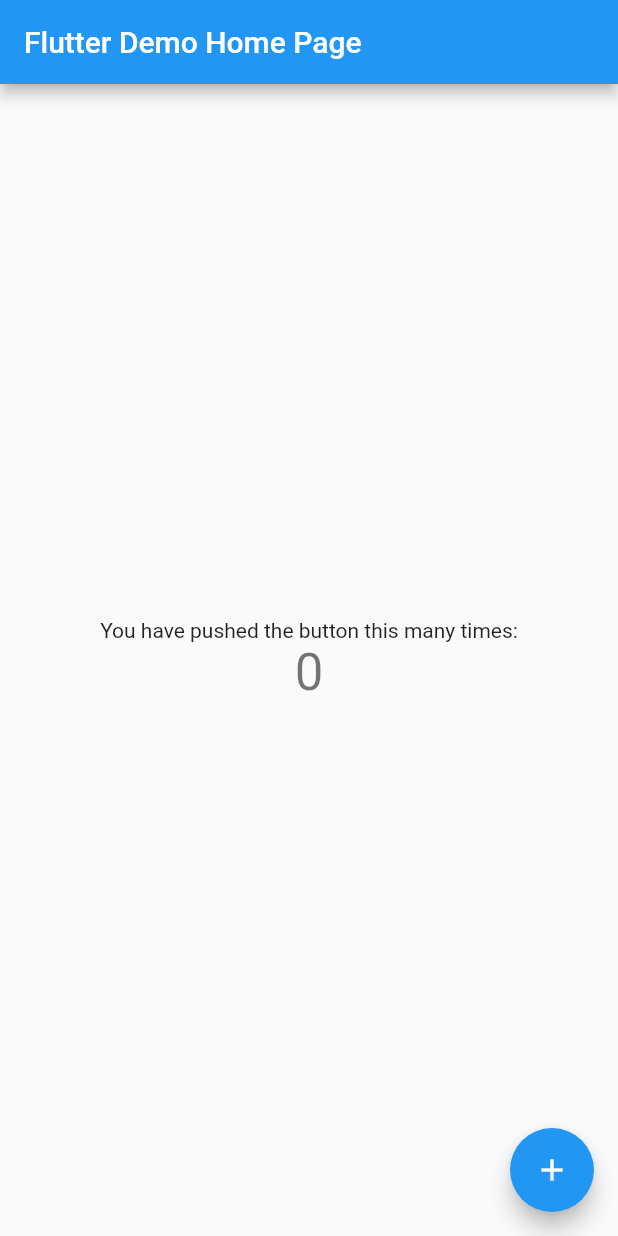
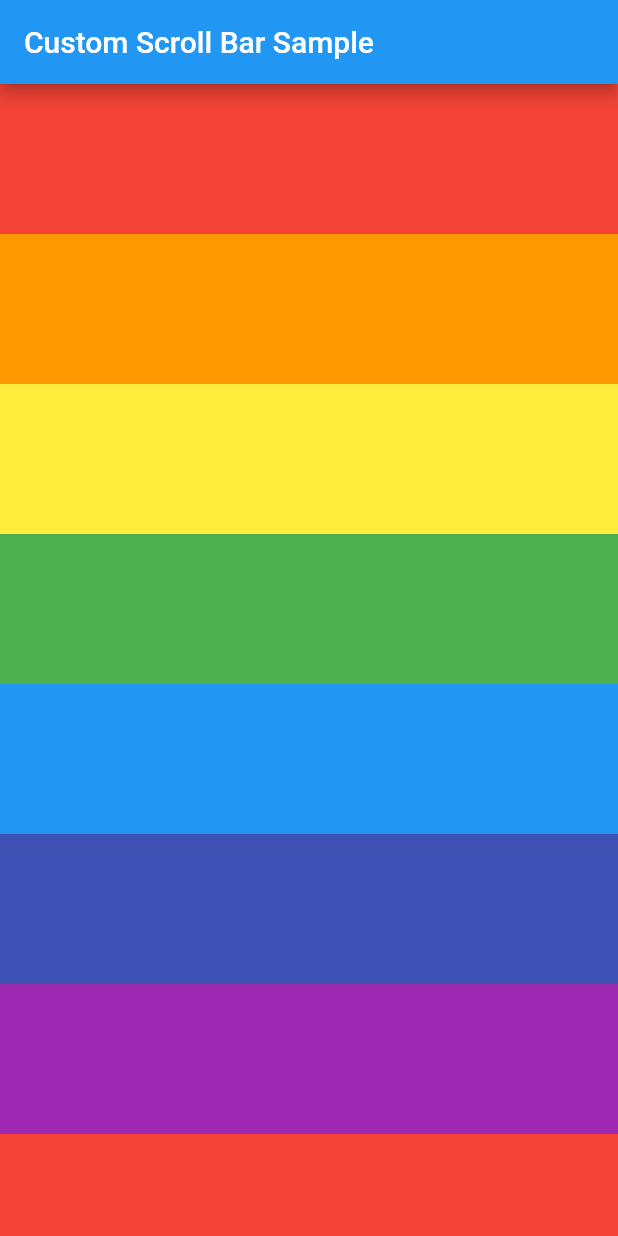
Before and after one commit to naipaka/custom_scroll_bar, a Flutter app: the screen it shows after launch, on a phone screen of 412 x 824 dp. Run offline on Flutter 3.47's test engine with Material 2 defaults, Android fonts, the phone set to English and light mode, and no system bars.

Commit message:
ScrollableなWidgetを追加

```diff
--- /dev/null
+++ b/lib/constants.dart
@@ -0,0 +1,11 @@
+import 'package:flutter/material.dart';
+
+const colors = [
+  Colors.red,
+  Colors.orange,
+  Colors.yellow,
+  Colors.green,
+  Colors.blue,
+  Colors.indigo,
+  Colors.purple,
+];
--- a/lib/my_app.dart
+++ b/lib/my_app.dart
@@ -6,11 +6,11 @@
   @override
   Widget build(BuildContext context) {
     return MaterialApp(
-      title: 'Flutter Demo',
+      title: 'Custom Scroll Bar Sample',
       theme: ThemeData(
         primarySwatch: Colors.blue,
       ),
-      home: MyHomePage(title: 'Flutter Demo Home Page'),
+      home: MyHomePage(title: 'Custom Scroll Bar Sample'),
     );
   }
 }
--- a/lib/my_home_page.dart
+++ b/lib/my_home_page.dart
@@ -1,4 +1,6 @@
 import 'package:flutter/material.dart';
+
+import 'constants.dart';
 
 class MyHomePage extends StatefulWidget {
   MyHomePage({Key? key, required this.title}) : super(key: key);
@@ -10,38 +12,20 @@
 }
 
 class _MyHomePageState extends State<MyHomePage> {
-  int _counter = 0;
-
-  void _incrementCounter() {
-    setState(() {
-      _counter++;
-    });
-  }
-
   @override
   Widget build(BuildContext context) {
     return Scaffold(
       appBar: AppBar(
         title: Text(widget.title),
       ),
-      body: Center(
-        child: Column(
-          mainAxisAlignment: MainAxisAlignment.center,
-          children: <Widget>[
-            Text(
-              'You have pushed the button this many times:',
-            ),
-            Text(
-              '$_counter',
-              style: Theme.of(context).textTheme.headline4,
-            ),
-          ],
-        ),
-      ),
-      floatingActionButton: FloatingActionButton(
-        onPressed: _incrementCounter,
-        tooltip: 'Increment',
-        child: Icon(Icons.add),
+      body: ListView.builder(
+        itemBuilder: (BuildContext context, int index) {
+          return Container(
+            height: 100,
+            color: colors[index % colors.length],
+          );
+        },
+        itemCount: 10,
       ),
     );
   }
```
